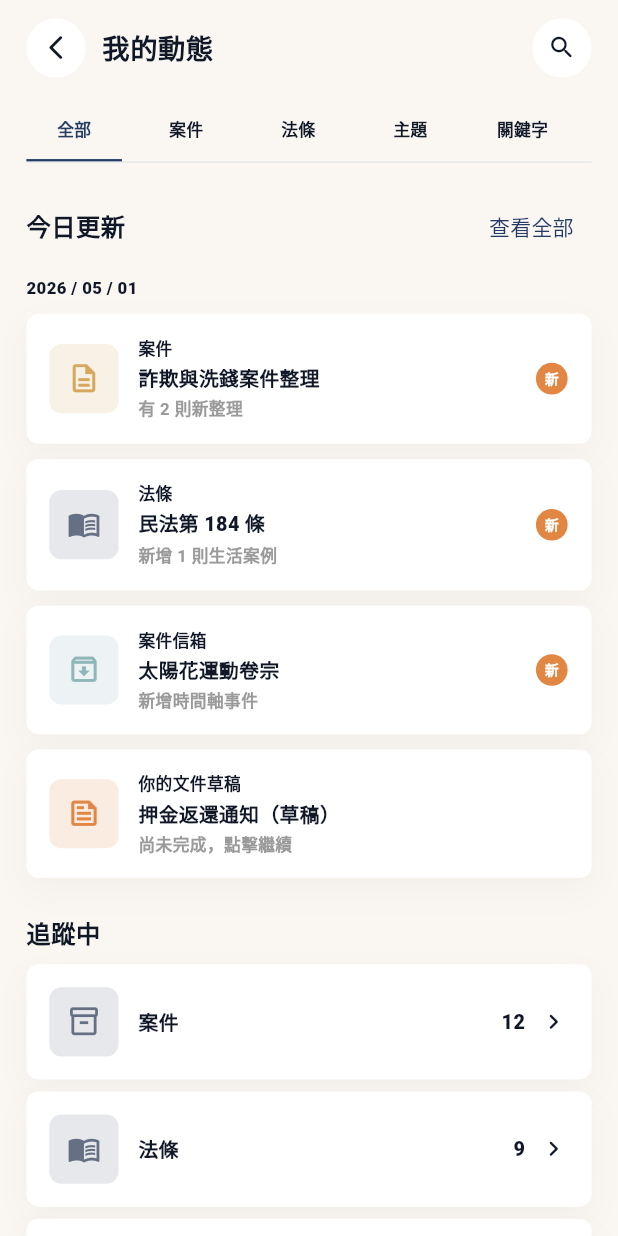
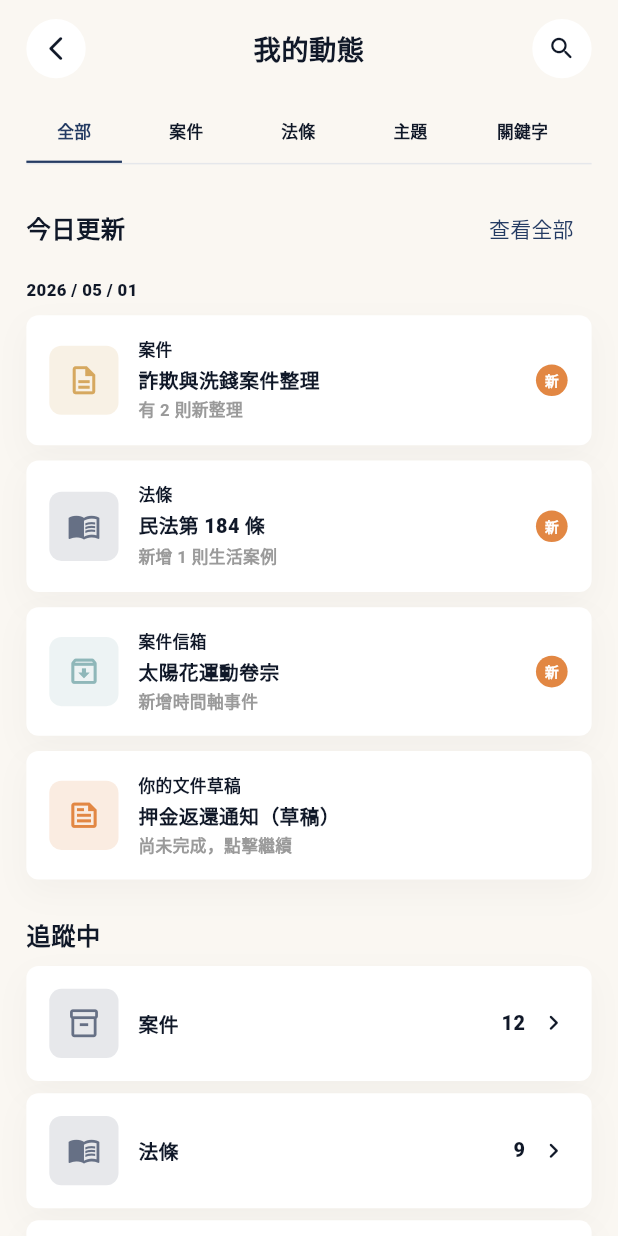
Before and after one commit to leon2324/Preamble, a Flutter app: the FollowingPage screen opened directly, on a phone screen of 412 x 824 dp. Run offline on Flutter 3.47's test engine with Material 3 defaults, Android fonts, the phone set to English and light mode, and no system bars; our stand-ins replace flutter_screenutil, flutter_svg, google_fonts, shared_preferences, sqflite; accounts and stored records are empty; network calls fail.

Commit message:
Freeze followed updates header
繁體中文 PR 記錄：

這次更新修正「我的動態」頁與首頁關注入口的可驗收互動。

主要變更：
- 將「我的動態」頁改成上方凍結窗格，返回鍵、標題、搜尋鍵與分類 Tab 固定在頂部，下方動態內容獨立滾動。
- 讓「我的動態」標題使用 Stack 置中，不再被左側返回鍵或右側搜尋鍵推偏。
- UpdatesView 支援隱藏內部分類 Tab，避免凍結區已顯示 Tab 後內容區重複渲染。
- 首頁「我的關注更新」的「管理關注」與追蹤項目改為導向新版 FollowingPage initialTab updates。
- 移除首頁關注卡對舊版 FollowedUpdatesPage 的路由依賴，避免新舊追蹤頁狀態混用造成當機或返回異常。

驗證：
- dart format 已執行。
- dart analyze 指定檔案通過。
- flutter smoke test 通過。
- git diff --check 通過。

```diff
--- a/lib/components/home/v2/home_v2_bento_cards.dart
+++ b/lib/components/home/v2/home_v2_bento_cards.dart
@@ -4,7 +4,7 @@ import 'package:lawapp/pages/learning/know_law_page.dart';
 import 'package:lawapp/theme/app_colors.dart';
 import 'package:lawapp/data/mock_data/followed_updates/followed_updates_mock_data.dart';
 import 'package:lawapp/pages/learning/home_mission_quiz_page.dart';
-import 'package:lawapp/pages/followed_updates/followed_updates_page.dart';
+import 'package:lawapp/pages/following/following_page.dart';
 import 'package:lawapp/app/app_state.dart';
 import 'package:lawapp/features/case_time_machine/pages/case_dossier_detail_page.dart';
 import 'package:lawapp/features/case_time_machine/data/case_time_machine_mock_data.dart';
@@ -226,6 +226,17 @@ class _HomeV2QuickAskSectionState extends State<HomeV2QuickAskSection> {
 class HomeV2WatchlistCard extends StatelessWidget {
   const HomeV2WatchlistCard({super.key});
 
+  void _openFollowingUpdates(BuildContext context) {
+    // 台灣繁體中文教學註解：
+    // 首頁「我的關注更新」要導向新版 FollowingPage 的「我的動態」，
+    // 不再推舊版 FollowedUpdatesPage，避免新舊追蹤頁狀態混用造成返回或渲染異常。
+    Navigator.of(context).push(
+      MaterialPageRoute(
+        builder: (__) => const FollowingPage(initialTab: 'updates'),
+      ),
+    );
+  }
+
   @override
   Widget build(BuildContext context) {
     final isDark = Theme.of(context).brightness == Brightness.dark;
@@ -308,12 +319,7 @@ class HomeV2WatchlistCard extends StatelessWidget {
               ),
               SizedBox(width: 10.w),
               InkWell(
-                onTap: () {
-                  Navigator.of(context).push(
-                    MaterialPageRoute(
-                        builder: (__) => const FollowedUpdatesPage()),
-                  );
-                },
+                onTap: () => _openFollowingUpdates(context),
                 child: Text(
                   '管理關注',
                   style: TextStyle(
@@ -341,12 +347,7 @@ class HomeV2WatchlistCard extends StatelessWidget {
               return Padding(
                 padding: EdgeInsets.only(bottom: 8.h),
                 child: InkWell(
-                  onTap: () {
-                    Navigator.of(context).push(
-                      MaterialPageRoute(
-                          builder: (__) => const FollowedUpdatesPage()),
-                    );
-                  },
+                  onTap: () => _openFollowingUpdates(context),
                   borderRadius: BorderRadius.circular(12.r),
                   child: Container(
                     padding: EdgeInsets.all(10.w),
--- a/lib/pages/following/following_page.dart
+++ b/lib/pages/following/following_page.dart
@@ -117,6 +117,63 @@ class _FollowingPageState extends State<FollowingPage> {
     final summary = appState.followingSummary;
     final topPadding = MediaQuery.paddingOf(context).top;
 
+    if (effectivePage == _FollowPage.updates) {
+      // 台灣繁體中文教學註解：
+      // 「我的動態」是使用者用來掃描追蹤更新的頁面，分類列需要像凍結窗格一樣固定在頂端；
+      // 下方只讓動態內容滾動，避免使用者滑一段後失去目前分類脈絡。
+      return Scaffold(
+        backgroundColor: _FollowColors.background,
+        body: Column(
+          children: [
+            Container(
+              color: _FollowColors.background,
+              padding: EdgeInsets.fromLTRB(
+                16.w,
+                topPadding + 12.h,
+                16.w,
+                0,
+              ),
+              child: Column(
+                children: [
+                  _TopBar(
+                    title: _titleFor(effectivePage),
+                    showBack: true,
+                    centerTitle: true,
+                    onBack: _handleBack,
+                    trailing: _trailingFor(effectivePage),
+                  ),
+                  SizedBox(height: 14.h),
+                  _TabStrip(
+                    labels: const ['全部', '案件', '法條', '主題', '關鍵字'],
+                    selectedIndex: _updatesTabIndex,
+                    onChanged: (index) =>
+                        setState(() => _updatesTabIndex = index),
+                  ),
+                ],
+              ),
+            ),
+            Expanded(
+              child: ListView(
+                keyboardDismissBehavior:
+                    ScrollViewKeyboardDismissBehavior.onDrag,
+                physics: const BouncingScrollPhysics(),
+                padding: EdgeInsets.fromLTRB(16.w, 18.h, 16.w, 32.h),
+                children: [
+                  AnimatedSwitcher(
+                    duration: const Duration(milliseconds: 180),
+                    child: KeyedSubtree(
+                      key: ValueKey(effectivePage),
+                      child: _contentFor(effectivePage, appState, summary),
+                    ),
+                  ),
+                ],
+              ),
+            ),
+          ],
+        ),
+      );
+    }
+
     return Scaffold(
       backgroundColor: _FollowColors.background,
       body: ListView(
@@ -128,6 +185,7 @@ class _FollowingPageState extends State<FollowingPage> {
             title: _titleFor(effectivePage),
             showBack: effectivePage != _FollowPage.home &&
                 effectivePage != _FollowPage.guest,
+            centerTitle: false,
             onBack: _handleBack,
             trailing: _trailingFor(effectivePage),
           ),
@@ -250,6 +308,7 @@ class _FollowingPageState extends State<FollowingPage> {
         return _UpdatesView(
           items: _updatesForSummary(summary),
           selectedTabIndex: _updatesTabIndex,
+          showTabs: false,
           onTabChanged: (index) => setState(() => _updatesTabIndex = index),
           onOpen: (item) => _openItem(
             item.followItem,
--- a/lib/pages/following/widgets/following_primitives.dart
+++ b/lib/pages/following/widgets/following_primitives.dart
@@ -139,16 +139,54 @@ class _TopBar extends StatelessWidget {
     required this.title,
     required this.showBack,
     required this.onBack,
+    this.centerTitle = false,
     this.trailing,
   });
 
   final String title;
   final bool showBack;
   final VoidCallback onBack;
+  final bool centerTitle;
   final Widget? trailing;
 
   @override
   Widget build(BuildContext context) {
+    if (centerTitle) {
+      // 台灣繁體中文教學註解：
+      // 有返回鍵與搜尋鍵時，單純用 Row + Expanded 會讓標題被左側返回鍵推偏；
+      // 置中頁首改用 Stack，左右按鈕貼邊，標題永遠以整個螢幕寬度置中。
+      return SizedBox(
+        height: 40.h,
+        child: Stack(
+          alignment: Alignment.center,
+          children: [
+            if (showBack)
+              Align(
+                alignment: Alignment.centerLeft,
+                child: _RoundIcon(
+                  icon: Icons.arrow_back_ios_new_rounded,
+                  onTap: onBack,
+                ),
+              ),
+            Center(
+              child: Padding(
+                padding: EdgeInsets.symmetric(horizontal: 64.w),
+                child: Text(
+                  title,
+                  maxLines: 1,
+                  overflow: TextOverflow.ellipsis,
+                  textAlign: TextAlign.center,
+                  style: _FollowText.navTitle(),
+                ),
+              ),
+            ),
+            if (trailing != null)
+              Align(alignment: Alignment.centerRight, child: trailing!),
+          ],
+        ),
+      );
+    }
+
     return Row(
       children: [
         if (showBack) ...[
--- a/lib/pages/following/widgets/following_views.dart
+++ b/lib/pages/following/widgets/following_views.dart
@@ -75,6 +75,7 @@ class _UpdatesView extends StatelessWidget {
   const _UpdatesView({
     required this.items,
     required this.selectedTabIndex,
+    this.showTabs = true,
     required this.onTabChanged,
     required this.onOpen,
     required this.onReadAll,
@@ -83,6 +84,7 @@ class _UpdatesView extends StatelessWidget {
 
   final List<_UpdateItem> items;
   final int selectedTabIndex;
+  final bool showTabs;
   final ValueChanged<int> onTabChanged;
   final ValueChanged<_UpdateItem> onOpen;
   final VoidCallback onReadAll;
@@ -94,12 +96,14 @@ class _UpdatesView extends StatelessWidget {
     return Column(
       crossAxisAlignment: CrossAxisAlignment.start,
       children: [
+        if (showTabs) ...[
           _TabStrip(
             labels: const ['全部', '案件', '法條', '主題', '關鍵字'],
             selectedIndex: selectedTabIndex,
             onChanged: onTabChanged,
           ),
           SizedBox(height: 18.h),
+        ],
         _SectionHeader(
           title: '今日更新',
           action: '查看全部',
```
Lines whose indentation alone changed are shown as unchanged.
